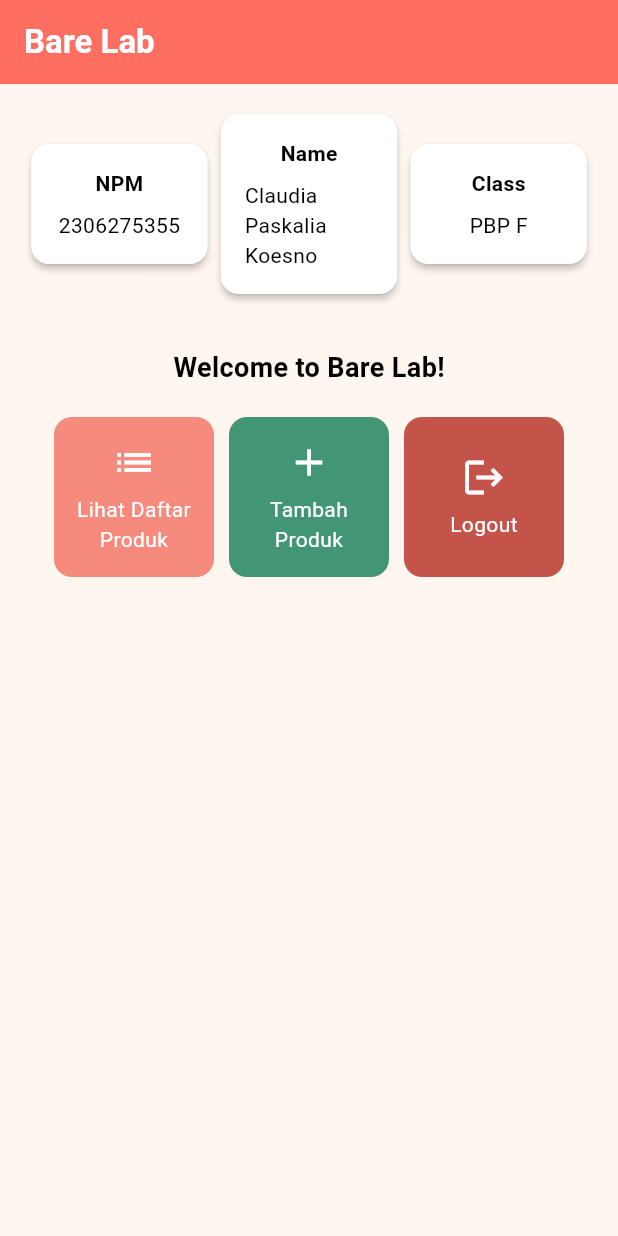
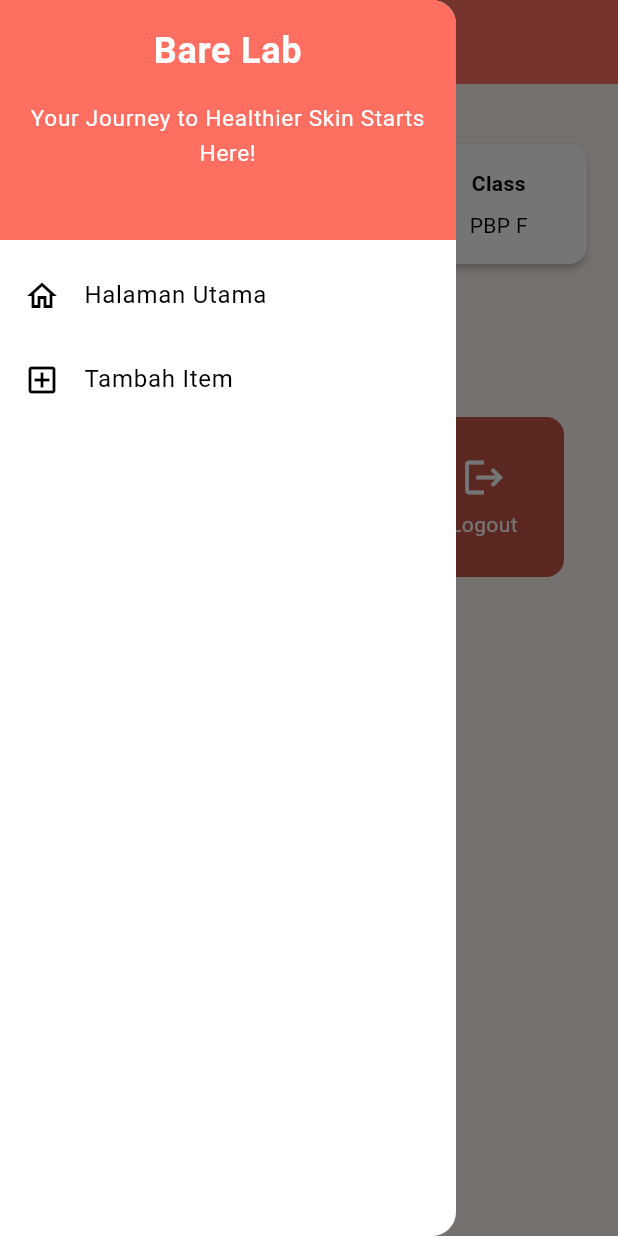
Before and after one commit to ravenalaa/bare-lab-mobile, a Flutter app: the screen it shows after launch, with the side drawer open (before the commit the screen has no drawer), on a phone screen of 412 x 824 dp. Run offline on Flutter 3.47's test engine with Material 3 defaults, Android fonts, the phone set to English and light mode, and no system bars.

Commit message:
Penyelesaian Tugas 8

```diff
--- a/lib/main.dart
+++ b/lib/main.dart
@@ -1,5 +1,5 @@
 import 'package:flutter/material.dart';
-import 'package:bare_lab/menu.dart';
+import 'package:bare_lab/screens/menu.dart';
 
 void main() {
   runApp(const MyApp());
--- a/lib/menu.dart
+++ b/lib/screens/menu.dart
@@ -1,4 +1,6 @@
 import 'package:flutter/material.dart';
+import 'package:bare_lab/widgets/left_drawer.dart';
+import 'package:bare_lab/widgets/product_card.dart';
 
 class MyHomePage extends StatelessWidget {
   MyHomePage({super.key});
@@ -28,7 +30,11 @@ class MyHomePage extends StatelessWidget {
         ),
         // Warna latar belakang AppBar diambil dari skema warna tema aplikasi.
         backgroundColor: Theme.of(context).colorScheme.primary,
+        // Mengganti warna icon drawer menjadi putih
+        iconTheme: const IconThemeData(color: Colors.white),
       ),
+      // Masukkan drawer sebagai parameter nilai drawer dari widget Scaffold
+      drawer: const LeftDrawer(),
       // Body halaman dengan padding di sekelilingnya.
       body: Padding(
         padding: const EdgeInsets.all(16.0),
@@ -124,73 +130,3 @@ class InfoCard extends StatelessWidget {
     );
   }
 }
-
-class ItemHomepage {
-    final String name;
-    final IconData icon;
-
-    ItemHomepage(this.name, this.icon);
-}
-
-class ItemCard extends StatelessWidget {
-  // Menampilkan kartu dengan ikon dan nama.
-
-  final ItemHomepage item;
-
-  const ItemCard(this.item, {super.key});
-
-  @override
-  Widget build(BuildContext context) {
-    Color backgroundColor;
-    if (item.name == "Tambah Produk") {
-      backgroundColor = const Color(0xFF439675);
-    } else if (item.name == "Logout") {
-      backgroundColor = const Color(0xFFC45449);
-    } else {
-      backgroundColor = Theme.of(context).colorScheme.secondary;
-    }
-
-    return Material(
-      // Menentukan warna latar belakang dari tema aplikasi.
-      color: backgroundColor,
-      // Membuat sudut kartu melengkung.
-      borderRadius: BorderRadius.circular(12),
-
-      child: InkWell(
-        // Aksi ketika kartu ditekan.
-        onTap: () {
-          // Menampilkan pesan SnackBar saat kartu ditekan.
-          ScaffoldMessenger.of(context)
-            ..hideCurrentSnackBar()
-            ..showSnackBar(
-              SnackBar(content: Text("Kamu telah menekan tombol ${item.name}!"))
-            );
-        },
-        // Container untuk menyimpan Icon dan Text
-        child: Container(
-          padding: const EdgeInsets.all(8),
-          child: Center(
-            child: Column(
-              // Menyusun ikon dan teks di tengah kartu.
-              mainAxisAlignment: MainAxisAlignment.center,
-              children: [
-                Icon(
-                  item.icon,
-                  color: Colors.white,
-                  size: 30.0,
-                ),
-                const Padding(padding: EdgeInsets.all(3)),
-                Text(
-                  item.name,
-                  textAlign: TextAlign.center,
-                  style: const TextStyle(color: Colors.white),
-                ),
-              ],
-            ),
-          ),
-        ),
-      ),
-    );
-  }
-
-}
--- /dev/null
+++ b/lib/widgets/left_drawer.dart
@@ -0,0 +1,70 @@
+import 'package:flutter/material.dart';
+import 'package:bare_lab/screens/menu.dart';
+import 'package:bare_lab/screens/productentry_form.dart';
+
+class LeftDrawer extends StatelessWidget {
+  const LeftDrawer({super.key});
+
+  @override
+  Widget build(BuildContext context) {
+    return Drawer(
+      child: ListView(
+        children: [
+          DrawerHeader(
+            // Bagian drawer header
+            decoration: BoxDecoration(
+              color: Theme.of(context).colorScheme.primary,
+            ),
+            child: const Column(
+              children: [
+                Text(
+                  'Bare Lab',
+                  textAlign: TextAlign.center,
+                  style: TextStyle(
+                    fontSize: 24,
+                    fontWeight: FontWeight.bold,
+                    color: Colors.white,
+                  ),
+                ),
+                Padding(padding: EdgeInsets.all(8)),
+                Text(
+                  "Your Journey to Healthier Skin Starts Here!",
+                  textAlign: TextAlign.center,
+                  style: TextStyle(
+                    fontSize: 15,
+                    fontWeight: FontWeight.normal,
+                    color: Colors.white,
+                  ),
+                ),
+              ],
+            ),
+          ),
+            ListTile(
+              leading: const Icon(Icons.home_outlined),
+              title: const Text('Halaman Utama'),
+              // Bagian redirection ke MyHomePage
+              onTap: () {
+                Navigator.pushReplacement(
+                    context,
+                    MaterialPageRoute(
+                      builder: (context) => MyHomePage(),
+                    ));
+              },
+            ),
+            ListTile(
+              leading: const Icon(Icons.add_box_outlined),
+              title: const Text('Tambah Item'),
+              // Bagian redirection ke ProductEntryFormPage
+              onTap: () {
+                Navigator.pushReplacement(
+                    context,
+                    MaterialPageRoute(
+                      builder: (context) => const ProductEntryFormPage(),
+                    ));
+              },
+            ),
+        ],
+      ),
+    );
+  }
+}
--- /dev/null
+++ b/lib/widgets/product_card.dart
@@ -0,0 +1,77 @@
+import 'package:flutter/material.dart';
+import 'package:bare_lab/screens/productentry_form.dart';
+
+class ItemHomepage {
+    final String name;
+    final IconData icon;
+
+    ItemHomepage(this.name, this.icon);
+}
+
+class ItemCard extends StatelessWidget {
+  // Menampilkan kartu dengan ikon dan nama.
+
+  final ItemHomepage item;
+
+  const ItemCard(this.item, {super.key});
+
+  @override
+  Widget build(BuildContext context) {
+    Color backgroundColor;
+    if (item.name == "Tambah Produk") {
+      backgroundColor = const Color(0xFF439675);
+    } else if (item.name == "Logout") {
+      backgroundColor = const Color(0xFFC45449);
+    } else {
+      backgroundColor = Theme.of(context).colorScheme.secondary;
+    }
+
+    return Material(
+      // Menentukan warna latar belakang dari tema aplikasi.
+      color: backgroundColor,
+      // Membuat sudut kartu melengkung.
+      borderRadius: BorderRadius.circular(12),
+
+      child: InkWell(
+        // Aksi ketika kartu ditekan.
+        onTap: () {
+          // Menampilkan pesan SnackBar saat kartu ditekan.
+          ScaffoldMessenger.of(context)
+            ..hideCurrentSnackBar()
+            ..showSnackBar(
+              SnackBar(content: Text("Kamu telah menekan tombol ${item.name}!"))
+            );
+          // Navigate ke route yang sesuai (tergantung jenis tombol)
+          if (item.name == "Tambah Produk") {
+            Navigator.push(context,
+            MaterialPageRoute(builder: (context) => const ProductEntryFormPage()));
+          }
+        },
+        // Container untuk menyimpan Icon dan Text
+        child: Container(
+          padding: const EdgeInsets.all(8),
+          child: Center(
+            child: Column(
+              // Menyusun ikon dan teks di tengah kartu.
+              mainAxisAlignment: MainAxisAlignment.center,
+              children: [
+                Icon(
+                  item.icon,
+                  color: Colors.white,
+                  size: 30.0,
+                ),
+                const Padding(padding: EdgeInsets.all(3)),
+                Text(
+                  item.name,
+                  textAlign: TextAlign.center,
+                  style: const TextStyle(color: Colors.white),
+                ),
+              ],
+            ),
+          ),
+        ),
+      ),
+    );
+  }
+
+}
```
Also changed, not shown: lib/screens/productentry_form.dart (added, +287 -0 lines), 1 other file.
